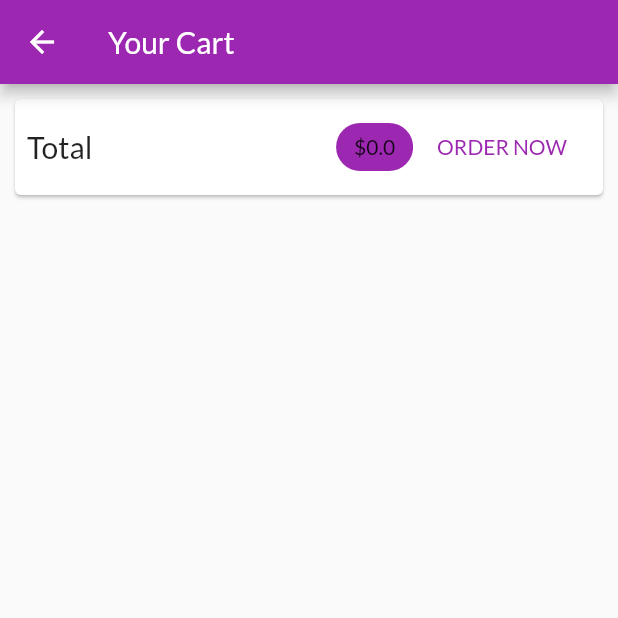
After one commit to Ibidapo449/ShopApp, a Flutter app: the CartScreen screen opened by its route, on a phone screen of 412 x 824 dp, the top half of it. The commit adds this screen. Run offline on Flutter 3.47's test engine with Material 2 defaults, Android fonts, the phone set to English and light mode, and no system bars; network calls fail.

Commit message:
working on the shopping cart

```diff
--- a/lib/main.dart
+++ b/lib/main.dart
@@ -2,6 +2,7 @@ import 'package:flutter/material.dart';
 import 'package:provider/provider.dart';
 import 'package:shoeapp/providers/cart.dart';
 import 'package:shoeapp/providers/products.dart';
+import 'package:shoeapp/screens/cart_screen.dart';
 import 'package:shoeapp/screens/product_detail_screen.dart';
 import 'package:shoeapp/screens/product_overview_screen.dart';
 
@@ -38,7 +39,8 @@ class MyApp extends StatelessWidget {
         debugShowCheckedModeBanner: false,
         home: const ProductsOverviewScreen(),
         routes: {
-          ProductDetailScreen.routeName: (ctx) => const ProductDetailScreen()
+          ProductDetailScreen.routeName: (ctx) => const ProductDetailScreen(),
+          CartScreen.routeName: (ctx) => const CartScreen()
         },
       ),
     );
--- a/lib/providers/cart.dart
+++ b/lib/providers/cart.dart
@@ -15,7 +15,7 @@ class CartItem {
 }
 
 class Cart with ChangeNotifier {
-  late Map<String, CartItem> _items = {};
+  late final Map<String, CartItem> _items = {};
   Map<String, CartItem> get items {
     return {..._items};
   }
@@ -23,6 +23,15 @@ class Cart with ChangeNotifier {
   int get itemCount {
     // ignore: unnecessary_null_comparison
     return _items.length;
+  }
+
+  double get totalAmount {
+    var total = 0.0;
+    // ignore: avoid_types_as_parameter_names, non_constant_identifier_names
+    _items.forEach((key, CartItem) {
+      total += CartItem.price * CartItem.quantity;
+    });
+    return total;
   }
 
   void addItem(String productId, double price, String title) {
--- /dev/null
+++ b/lib/screens/cart_screen.dart
@@ -0,0 +1,52 @@
+import 'package:flutter/material.dart';
+import 'package:provider/provider.dart';
+import 'package:shoeapp/providers/cart.dart';
+
+class CartScreen extends StatelessWidget {
+  const CartScreen({Key? key}) : super(key: key);
+
+  static const routeName = "/cart";
+
+  @override
+  Widget build(BuildContext context) {
+    final cart = Provider.of<Cart>(context);
+    return Scaffold(
+      appBar: AppBar(
+        title: const Text("Your Cart"),
+      ),
+      body: Column(
+        children: [
+          Card(
+            margin: const EdgeInsets.all(10),
+            child: Padding(
+              padding: const EdgeInsets.all(8),
+              child: Row(
+                mainAxisAlignment: MainAxisAlignment.spaceAround,
+                children: [
+                  const Text(
+                    "Total",
+                    style: TextStyle(
+                      fontSize: 20,
+                    ),
+                  ),
+                  const Spacer(),
+                  Chip(
+                    label: Text("\$${cart.totalAmount}",
+                    ),
+                    backgroundColor: Theme.of(context).primaryColor,
+                  ),
+                  // ignore: deprecated_member_use
+                  FlatButton(onPressed: () {},
+                   child: const Text("ORDER NOW"),
+                   textColor: Theme.of(context).primaryColor,
+                   )
+
+                ]
+              ),
+            ),
+          )
+        ],
+      ),
+    );
+  }
+}
--- a/lib/screens/product_overview_screen.dart
+++ b/lib/screens/product_overview_screen.dart
@@ -1,6 +1,7 @@
 import 'package:flutter/material.dart';
 import 'package:provider/provider.dart';
 import 'package:shoeapp/providers/cart.dart';
+import 'package:shoeapp/screens/cart_screen.dart';
 import 'package:shoeapp/widgets/badge.dart';
 import 'package:shoeapp/widgets/products_grid.dart';
 
@@ -25,8 +26,7 @@ class _ProductsOverviewScreenState extends State<ProductsOverviewScreen> {
   @override
   Widget build(BuildContext context) {
     return Scaffold(
-      appBar: AppBar(title: const Text('MyShop'),
-      actions: <Widget>[
+      appBar: AppBar(title: const Text('MyShop'), actions: <Widget>[
         PopupMenuButton(
             onSelected: (FilterOptions selectedValue) {
               setState(() {
@@ -54,11 +54,13 @@ class _ProductsOverviewScreenState extends State<ProductsOverviewScreen> {
             child: ch!,
             value: cart.itemCount.toString(),
             color: Colors.black,
-            ),
-            child: IconButton(
-                onPressed: () {},
-                icon: const Icon(Icons.shopping_cart)),
-            )
+          ),
+          child: IconButton(
+              onPressed: () {
+                Navigator.of(context).pushNamed(CartScreen.routeName);
+              },
+              icon: const Icon(Icons.shopping_cart)),
+        )
       ]),
       body: ProductsGrid(_showOnlyFavorites),
     );
--- a/lib/widgets/badge.dart
+++ b/lib/widgets/badge.dart
@@ -1,7 +1,8 @@
 import 'package:flutter/material.dart';
 
 class Badge extends StatelessWidget {
-  const Badge({
+   // ignore: use_key_in_widget_constructors
+   const Badge({
     // required Key key,
     required this.child,
     required this.value,
```
